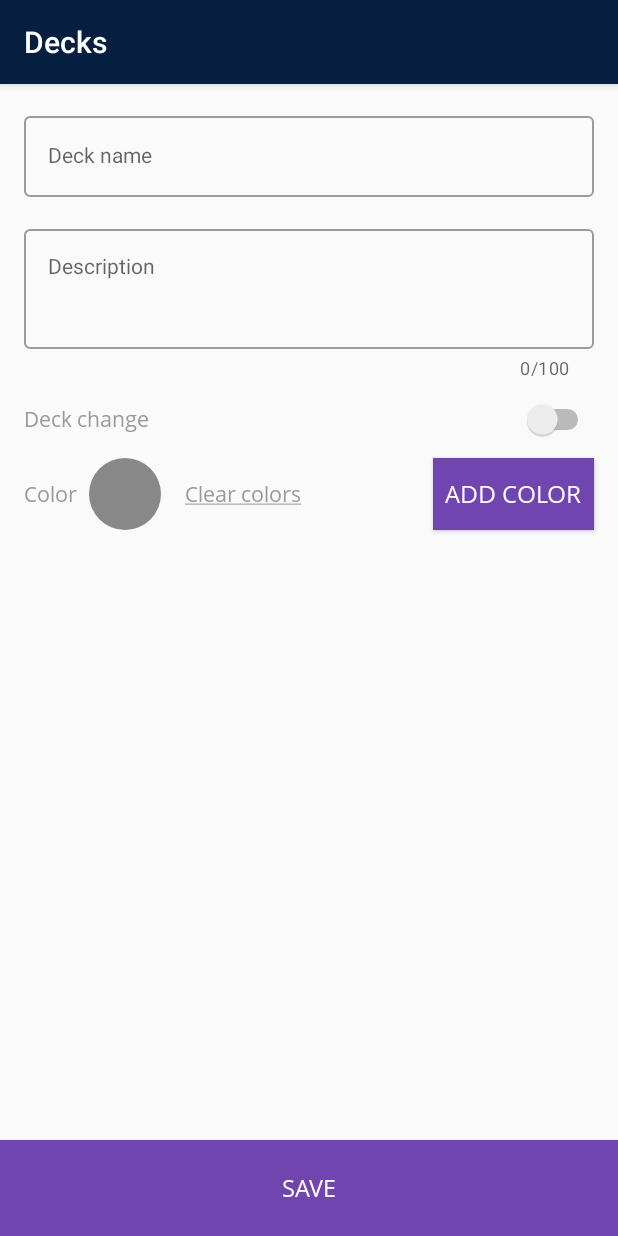
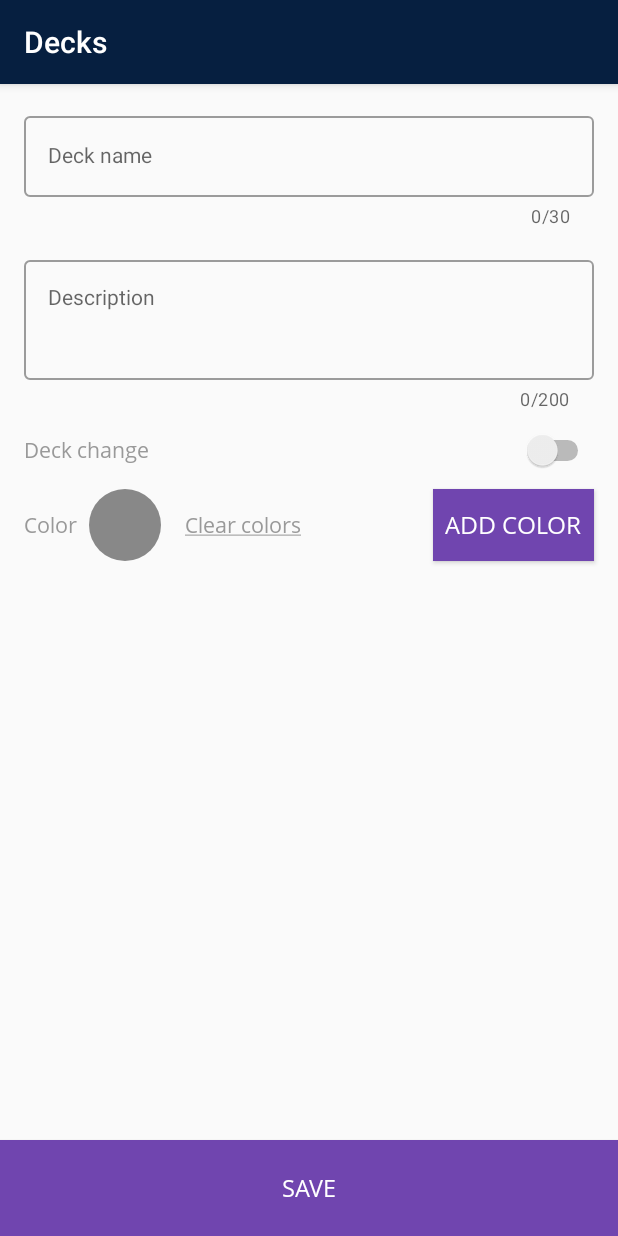
Before and after one commit to andersonsv-zz/adnd_black_lotus, an Android app: the screen it shows after launch once a user with an empty profile is signed in (MainActivity), after a tap on an icon or button, on a phone screen of 412 x 824 dp. Run offline under Robolectric (Android 15) with nearby library versions, the phone set to English and light mode, and no system bars; our stand-ins replace ButterKnife, Firebase (no records; nobody signed in at launch, a user with empty details on screens opened directly); libraries missing offline, so code that uses them is left out: android.support.test, com.mobsandgeeks.saripaar, com.thebluealliance.spectrum; 4 statements that could not run were skipped.

Commit message:
Ajustes na tela de deck

```diff
--- a/app/src/main/java/br/com/andersonsv/blacklotus/feature/main/DeckEditorFragment.java
+++ b/app/src/main/java/br/com/andersonsv/blacklotus/feature/main/DeckEditorFragment.java
@@ -84,7 +84,7 @@ public class DeckEditorFragment extends BaseFragment implements Validator.Valida
     @Override
     public View onCreateView(@NonNull LayoutInflater inflater, ViewGroup container,
                              Bundle savedInstanceState) {
-        View rootView = inflater.inflate(R.layout.fragment_add_deck, container, false);
+        View rootView = inflater.inflate(R.layout.fragment_deck_editor, container, false);
 
         ButterKnife.bind(this, rootView);
         mDeck = new DeckModel();
--- a/app/src/main/java/br/com/andersonsv/blacklotus/feature/main/DeckFragment.java
+++ b/app/src/main/java/br/com/andersonsv/blacklotus/feature/main/DeckFragment.java
@@ -2,13 +2,11 @@ package br.com.andersonsv.blacklotus.feature.main;
 
 import android.app.AlertDialog;
 import android.content.DialogInterface;
-import android.content.Intent;
 import android.os.Bundle;
 import android.support.annotation.NonNull;
 import android.support.v4.app.Fragment;
 import android.support.v4.app.FragmentTransaction;
 import android.support.v7.widget.RecyclerView;
-import android.util.Log;
 import android.view.LayoutInflater;
 import android.view.Menu;
 import android.view.MenuInflater;
@@ -17,7 +15,6 @@ import android.view.View;
 import android.view.ViewGroup;
 import android.widget.LinearLayout;
 import android.widget.ProgressBar;
-import android.widget.Toast;
 
 import com.firebase.ui.firestore.FirestoreRecyclerAdapter;
 import com.firebase.ui.firestore.FirestoreRecyclerOptions;
@@ -26,8 +23,6 @@ import com.google.android.gms.tasks.OnSuccessListener;
 import com.google.android.gms.tasks.Task;
 import com.google.firebase.auth.FirebaseAuth;
 import com.google.firebase.auth.FirebaseUser;
-import com.google.firebase.firestore.DocumentReference;
-import com.google.firebase.firestore.DocumentSnapshot;
 import com.google.firebase.firestore.FirebaseFirestore;
 import com.google.firebase.firestore.Query;
 import com.google.firebase.firestore.QueryDocumentSnapshot;
@@ -38,11 +33,11 @@ import br.com.andersonsv.blacklotus.R;
 import br.com.andersonsv.blacklotus.adapter.DeckAdapter;
 import br.com.andersonsv.blacklotus.feature.base.BaseFragment;
 import br.com.andersonsv.blacklotus.firebase.DeckModel;
+import br.com.andersonsv.blacklotus.util.EspressoIdlingResource;
 import butterknife.BindView;
 import butterknife.ButterKnife;
 import butterknife.OnClick;
 
-import static br.com.andersonsv.blacklotus.util.Constants.CARD_LAND;
 import static br.com.andersonsv.blacklotus.util.Constants.CARD_LIST;
 import static br.com.andersonsv.blacklotus.util.Constants.DECK_ID;
 import static br.com.andersonsv.blacklotus.util.Constants.DECK_LIST;
@@ -107,6 +102,9 @@ public class DeckFragment extends BaseFragment implements DeckAdapter.DeckRecycl
     }
 
     private void getDeckList() {
+
+        EspressoIdlingResource.increment();
+
         FirebaseFirestore mDb = FirebaseFirestore.getInstance();
         FirebaseUser mUser = FirebaseAuth.getInstance().getCurrentUser();
 
@@ -254,8 +252,6 @@ public class DeckFragment extends BaseFragment implements DeckAdapter.DeckRecycl
             }
         });
         builder.show();
-
-
     }
 
     private void openFragment(Fragment fragment){
--- a/app/src/main/res/layout/fragment_add_deck.xml
+++ b/app/src/main/res/layout/fragment_deck_editor.xml
@@ -2,7 +2,6 @@
 <android.support.constraint.ConstraintLayout
     xmlns:android="http://schemas.android.com/apk/res/android"
     xmlns:app="http://schemas.android.com/apk/res-auto"
-    xmlns:tools="http://schemas.android.com/tools"
     android:layout_width="match_parent"
     android:layout_height="match_parent"
     android:id="@+id/layout_add_deck">
@@ -17,7 +16,9 @@
         android:layout_marginEnd="@dimen/margin_large"
         app:layout_constraintEnd_toEndOf="parent"
         app:layout_constraintStart_toStartOf="parent"
-        app:layout_constraintTop_toTopOf="parent">
+        app:layout_constraintTop_toTopOf="parent"
+        app:counterEnabled="true"
+        app:counterMaxLength="@integer/deck_name_length">
 
         <android.support.design.widget.TextInputEditText
             android:id="@+id/textInputEditTextName"
@@ -27,7 +28,7 @@
             android:hint="@string/deck_name_hint"
             android:imeOptions="actionNext"
             android:inputType="textPersonName"
-            android:maxLength="30"
+            android:maxLength="@integer/deck_name_length"
             android:maxLines="1"
             app:errorEnabled="true" />
     </android.support.design.widget.TextInputLayout>
@@ -41,7 +42,7 @@
         android:layout_marginTop="@dimen/margin_large"
         android:layout_marginEnd="@dimen/margin_large"
         app:counterEnabled="true"
-        app:counterMaxLength="100"
+        app:counterMaxLength="@integer/deck_description_length"
         app:layout_constraintEnd_toEndOf="parent"
         app:layout_constraintStart_toStartOf="parent"
         app:layout_constraintTop_toBottomOf="@+id/textInputLayoutName">
@@ -50,12 +51,12 @@
             android:id="@+id/textInputEditTextDescription"
             style="@style/Widget.MaterialComponents.TextInputLayout.OutlinedBox"
             android:layout_width="match_parent"
-            android:layout_height="80dp"
+            android:layout_height="@dimen/margin_80dp"
             android:gravity="top|start"
             android:hint="@string/default_description"
             android:imeOptions="actionDone"
             android:inputType="textMultiLine"
-            android:maxLength="100"
+            android:maxLength="@integer/deck_description_length"
             android:lines="3"
             app:errorEnabled="true" />
     </android.support.design.widget.TextInputLayout>
@@ -64,8 +65,8 @@
         android:id="@+id/imageViewColor"
         android:layout_width="@dimen/size48dp"
         android:layout_height="@dimen/size48dp"
-        android:layout_marginStart="8dp"
-        android:layout_marginTop="16dp"
+        android:layout_marginStart="@dimen/margin_normal"
+        android:layout_marginTop="@dimen/margin_large"
         app:layout_constraintStart_toEndOf="@+id/textViewColor"
         app:layout_constraintTop_toBottomOf="@+id/textView" />
 
@@ -126,6 +127,21 @@
         app:layout_constraintStart_toEndOf="@+id/imageViewColor"
         app:layout_constraintTop_toTopOf="@+id/imageViewColor" />
 
+    <TextView
+        android:id="@+id/textViewErrorColor"
+        android:layout_width="0dp"
+        android:layout_height="wrap_content"
+        android:layout_marginStart="@dimen/margin_large"
+        android:layout_marginTop="@dimen/margin_large"
+        android:layout_marginEnd="@dimen/margin_normal"
+        app:layout_constraintEnd_toEndOf="parent"
+        app:layout_constraintStart_toStartOf="parent"
+        app:layout_constraintTop_toBottomOf="@+id/textViewClear"
+        style="@style/TextAppearance.Design.Error"
+        android:textColor="@color/redTextInputLayoutError"
+        android:visibility="invisible"
+        android:text="@string/deck_error_one_color"/>
+
     <Button
         android:id="@+id/buttonSaveDeck"
         style="@style/ActionButtonStyle"
@@ -148,20 +164,5 @@
         app:layout_constraintStart_toStartOf="parent"
         app:layout_constraintTop_toTopOf="parent" />
 
-    <TextView
-        android:id="@+id/textViewErrorColor"
-        android:layout_width="0dp"
-        android:layout_height="wrap_content"
-        android:layout_marginStart="16dp"
-        android:layout_marginTop="16dp"
-        android:layout_marginEnd="8dp"
-        app:layout_constraintEnd_toEndOf="parent"
-        app:layout_constraintStart_toStartOf="parent"
-        app:layout_constraintTop_toBottomOf="@+id/textViewClear"
-        style="@style/TextAppearance.Design.Error"
-        android:textColor="@color/redTextInputLayoutError"
-        android:visibility="invisible"
-        android:text="@string/deck_error_one_color"/>
-
 
 </android.support.constraint.ConstraintLayout>
--- a/app/src/main/res/values/integers.xml
+++ b/app/src/main/res/values/integers.xml
@@ -6,4 +6,7 @@
 
     <integer name="card_cost_list">40</integer>
     <integer name="card_cost_editor">32</integer>
+
+    <integer name="deck_name_length">30</integer>
+    <integer name="deck_description_length">200</integer>
 </resources>
```
Also changed, not shown: 1 other file.
